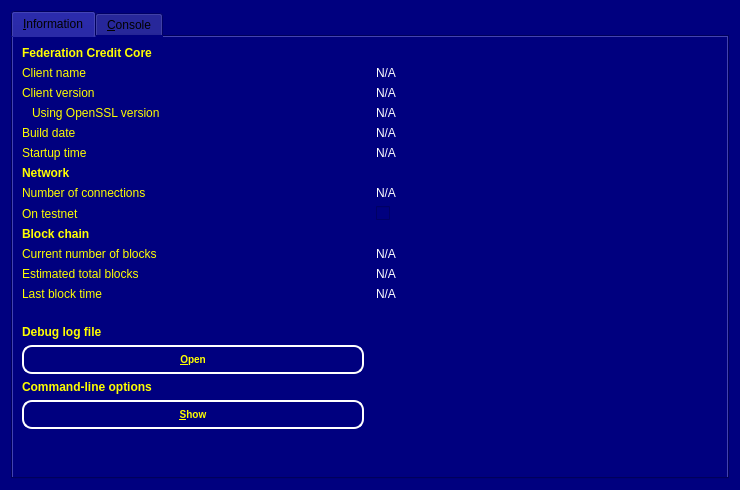
First picture: the form in src/qt/forms/rpcconsole.ui, repository scificryptocoin/Federation-Credits, before the edit.
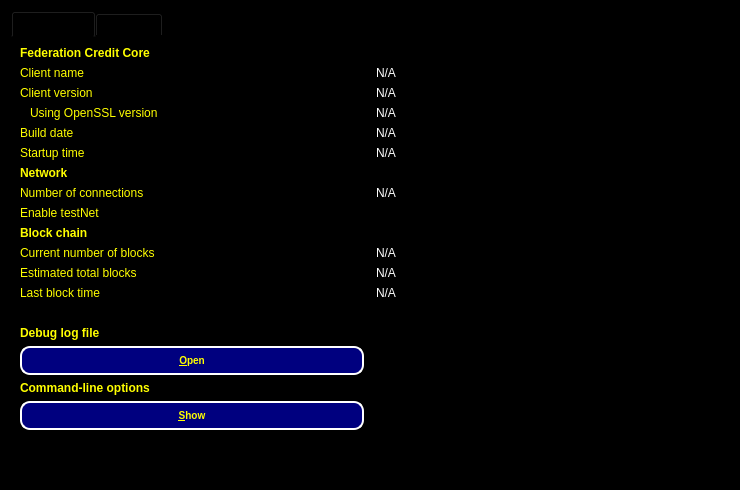
Second picture: the form after the edit. The open tabs and pages were chosen to show the change. Icons and pictures are not drawn.

Diff of the .ui file:
```diff
--- a/src/qt/forms/rpcconsole.ui
+++ b/src/qt/forms/rpcconsole.ui
@@ -14,12 +14,17 @@
    <string>Federation Credit - Debug window</string>
   </property>
   <property name="styleSheet">
-   <string notr="true">background-color: rgb(0, 0, 127);
-</string>
+   <string notr="true">background-color: rgb(0, 0, 0);border-radius:0px;</string>
+  </property>
+  <property name="modal">
+   <bool>true</bool>
   </property>
   <layout class="QVBoxLayout" name="verticalLayout_2">
    <item>
     <widget class="QTabWidget" name="tabWidget">
+     <property name="tabShape">
+      <enum>QTabWidget::Rounded</enum>
+     </property>
      <property name="currentIndex">
       <number>0</number>
      </property>
@@ -69,7 +74,7 @@
           <string notr="true">color: rgb(255, 255, 0);</string>
          </property>
          <property name="text">
-          <string>On testnet</string>
+          <string>Enable testNet</string>
          </property>
         </widget>
        </item>
```
Left out of the diff: 4 changed lines with no effect on the pictures.
